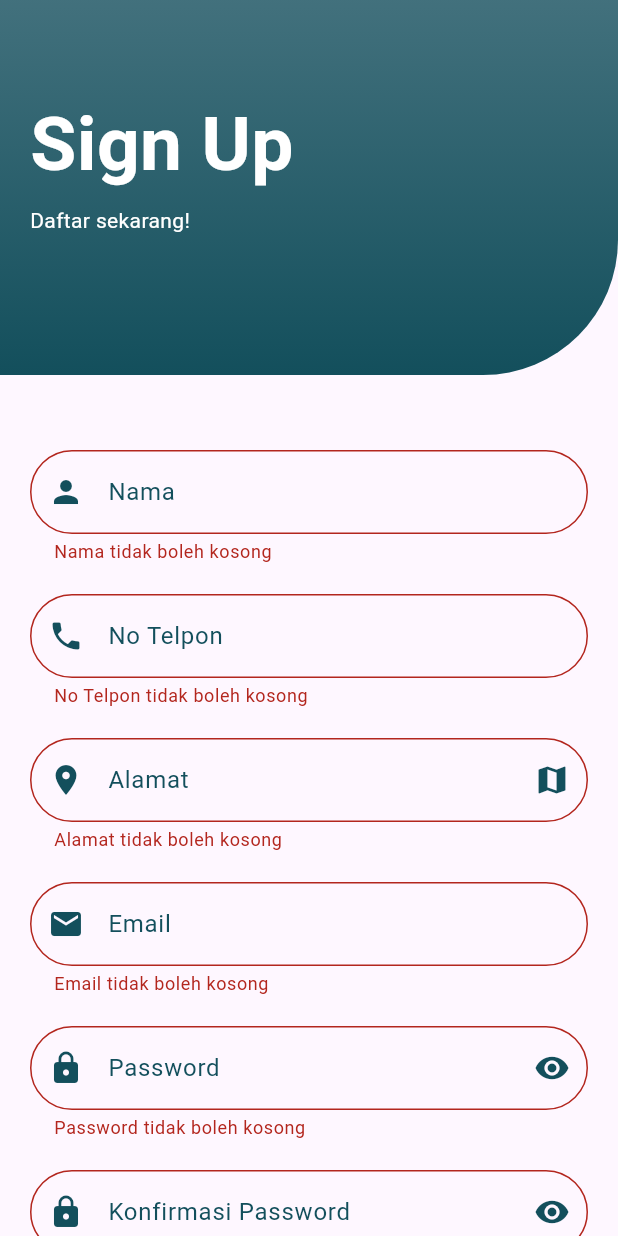
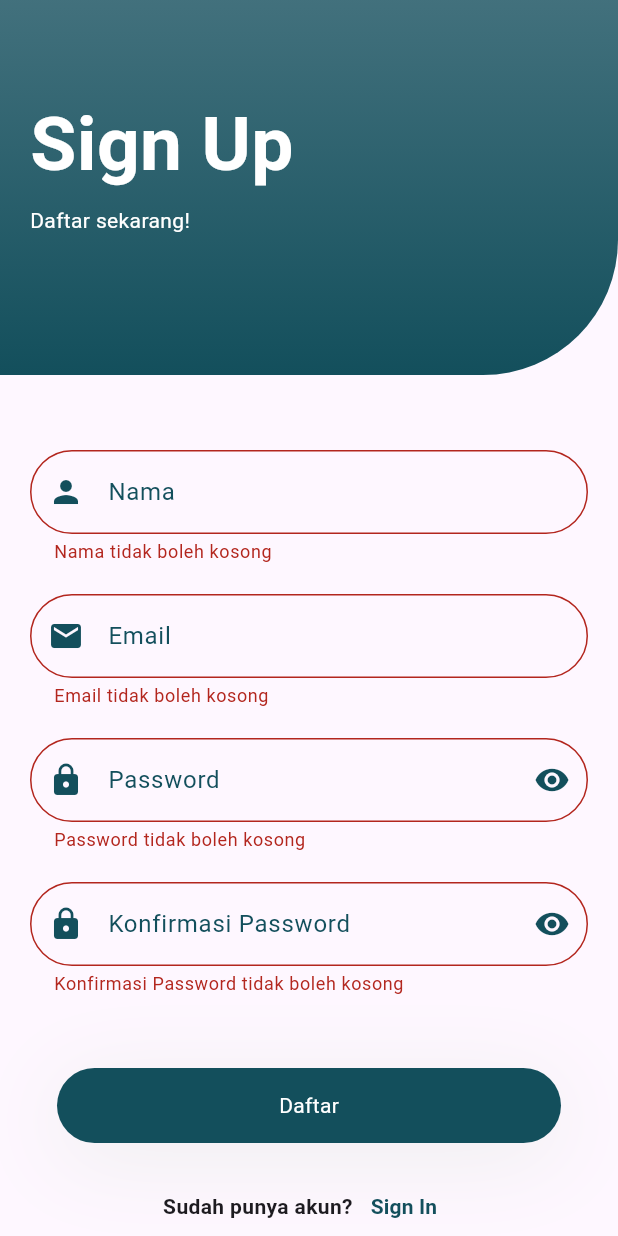
Before and after one commit to SitiMarfungahDwiLestari/SaranaHidayah, a Flutter app: the RegisterPage screen opened directly, after a tap on "Daftar", on a phone screen of 412 x 824 dp. Run offline on Flutter 3.47's test engine with Material 3 defaults, Android fonts, the light colour scheme and no system bars; our stand-ins replace geocoding, geolocator, get, google_fonts, google_maps_flutter, image_picker and 1 more; accounts and stored records are empty; network calls fail.

Commit message:
memperbaiki register

```diff
--- a/lib/screen/auth/register_page.dart
+++ b/lib/screen/auth/register_page.dart
@@ -120,62 +120,6 @@ class _RegisterPageState extends State<RegisterPage> {
                       onSaved: (newValue) {
                         _name = newValue!;
                       },
-                    ),
-                    const SizedBox(height: 20),
-                    TextFormField(
-                      decoration: InputDecoration(
-                        border: OutlineInputBorder(
-                            borderRadius: BorderRadius.circular(28),
-                            borderSide: const BorderSide(
-                                color: Color(0xff134f5c), width: 2.0)),
-                        labelText: "No Telpon",
-                        hintText: "Masukkan no telpon anda",
-                        labelStyle: const TextStyle(color: Color(0xff134f5c)),
-                        prefixIcon: const Icon(
-                          Icons.phone,
-                          color: Color(0xff134f5c),
-                        ),
-                      ),
-                      validator: (value) {
-                        if (value == null || value.isEmpty) {
-                          return 'No Telpon tidak boleh kosong';
-                        }
-                        return null;
-                      },
-                      onSaved: (newValue) {
-                        _phone = newValue!;
-                      },
-                    ),
-                    const SizedBox(height: 20),
-                    TextFormField(
-                      readOnly: true,
-                      decoration: InputDecoration(
-                        border: OutlineInputBorder(
-                            borderRadius: BorderRadius.circular(28),
-                            borderSide: const BorderSide(
-                                color: Color(0xff134f5c), width: 2.0)),
-                        labelText: "Alamat",
-                        hintText: "Pilih alamat anda",
-                        labelStyle: const TextStyle(color: Color(0xff134f5c)),
-                        prefixIcon: const Icon(
-                          Icons.location_on,
-                          color: Color(0xff134f5c),
-                        ),
-                        suffixIcon: IconButton(
-                          icon: const Icon(
-                            Icons.map,
-                            color: Color(0xff134f5c),
-                          ),
-                          onPressed: _selectAddress,
-                        ),
-                      ),
-                      validator: (value) {
-                        if (_address.isEmpty) {
-                          return 'Alamat tidak boleh kosong';
-                        }
-                        return null;
-                      },
-                      controller: TextEditingController(text: _address),
                     ),
                     const SizedBox(height: 20),
                     TextFormField(
```
Also changed, not shown: lib/controller/auth_controller.dart (+6 -2 lines), lib/service/auth_service.dart (+25 -11 lines).
